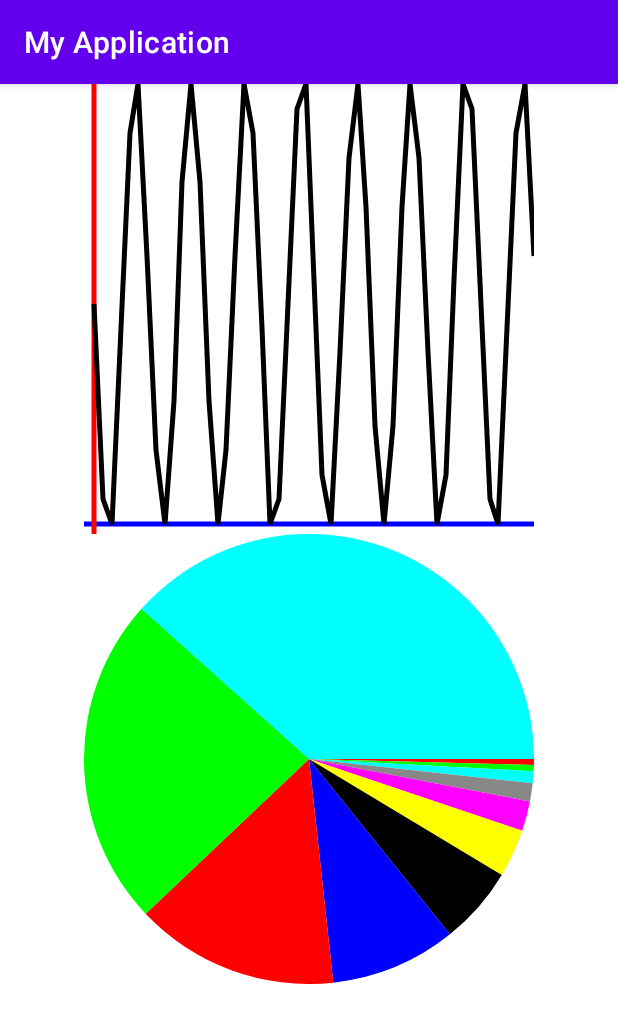
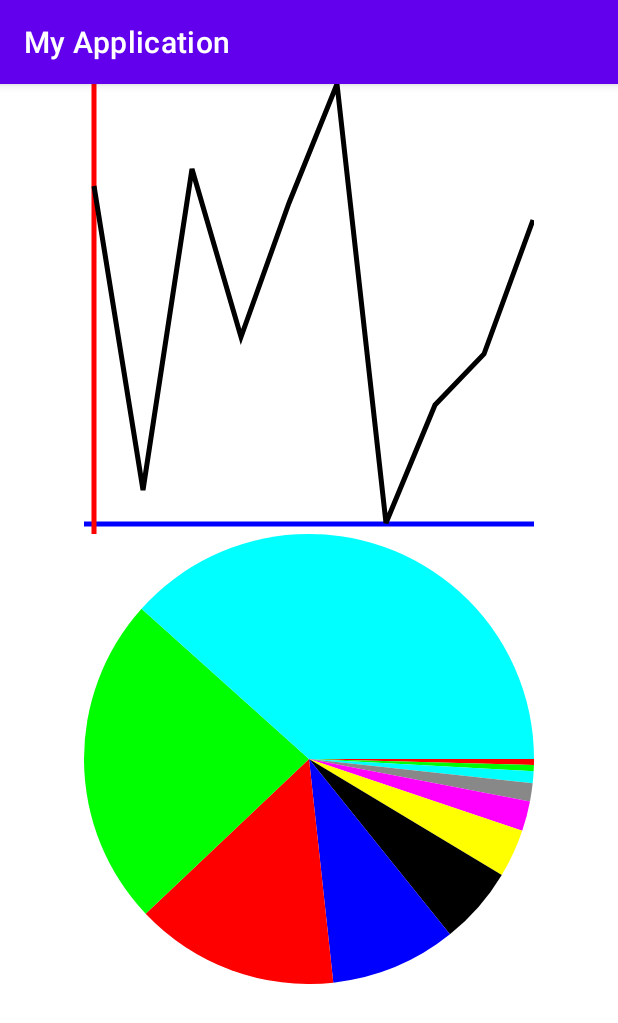
Before and after one commit to Athenriel/MyApplication, an Android app: the GraphsFragment screen opened through its navigation route, on a phone screen of 412 x 824 dp. Shown: the top 1023 px of the screen. Run offline under Robolectric (Android 15) with nearby library versions, the light colour scheme and no system bars; our stand-ins replace navigation-ui.

Commit message:
Small name changes
To respect the stablished norms, plus sending the graph data on the fragment

```diff
--- a/app/src/main/java/com/example/myapplication/MyApplication.kt
+++ b/app/src/main/java/com/example/myapplication/MyApplication.kt
@@ -12,7 +12,7 @@ import com.example.myapplication.datasource.local.LocalDataSource
 import com.example.myapplication.datasource.local.database.AppDatabase
 import com.example.myapplication.datasource.remote.RemoteDataSource
 import com.example.myapplication.model.UserLocationModel
-import com.example.myapplication.viewmodel.CuentaViewModel
+import com.example.myapplication.viewmodel.AccountViewModel
 import com.example.myapplication.viewmodel.DownloadResourceViewModel
 import com.example.myapplication.viewmodel.UserViewModel
 import com.example.myapplication.worker.DeviceIdUpdateWorker
@@ -51,7 +51,7 @@ class MyApplication : Application() {
                 single { UserLocationModel(0.0, 0.0) }
                 viewModel { DownloadResourceViewModel(get()) }
                 viewModel { UserViewModel(get()) }
-                viewModel { CuentaViewModel(get()) }
+                viewModel { AccountViewModel(get()) }
             })
         }
         FirebaseApp.initializeApp(this)
--- a/app/src/main/java/com/example/myapplication/ui/cuenta/CreateUserFragment.kt
+++ b/app/src/main/java/com/example/myapplication/ui/createuser/CreateUserFragment.kt
@@ -1,4 +1,4 @@
-package com.example.myapplication.ui.cuenta
+package com.example.myapplication.ui.createuser
 
 import android.app.PendingIntent
 import android.content.Intent
@@ -47,7 +47,7 @@ class CreateUserFragment :
         }
         binding.fragmentCreateUserCuentaBtn.setOnClickListener {
             val directions =
-                CreateUserFragmentDirections.actionCreateUserFragmentToCuentaFragment("ID3456787654")
+                CreateUserFragmentDirections.actionCreateUserFragmentToAccountFragment("ID3456787654")
             findNavController().navigate(directions)
         }
     }
--- a/app/src/main/java/com/example/myapplication/ui/cuenta/adapter/UserRecyclerAdapter.kt
+++ b/app/src/main/java/com/example/myapplication/ui/createuser/adapter/UserRecyclerAdapter.kt
@@ -1,4 +1,4 @@
-package com.example.myapplication.ui.cuenta.adapter
+package com.example.myapplication.ui.createuser.adapter
 
 import android.view.LayoutInflater
 import android.view.ViewGroup
--- a/app/src/main/java/com/example/myapplication/ui/graphics/GraphsFragment.kt
+++ b/app/src/main/java/com/example/myapplication/ui/graphics/GraphsFragment.kt
@@ -12,6 +12,29 @@ class GraphsFragment : BaseFragment<FragmentGraphsBinding>(FragmentGraphsBinding
 
     override fun onViewCreated(view: View, savedInstanceState: Bundle?) {
         super.onViewCreated(view, savedInstanceState)
+        /*
+        val lineDataList = mutableListOf<Int>().apply {
+            for (i in 0..50) {
+                add((10 * sin(i.toFloat())).toInt())
+            }
+        }
+        */
+        val lineDataList = listOf(11, 29, 10, 20, 12, 5, 31, 24, 21, 13)
+        binding.graphsLinePlotView.setDataList(lineDataList)
+        val pieDataList = listOf(
+            1,
+            1,
+            2,
+            3,
+            5,
+            8,
+            13,
+            21,
+            34,
+            55,
+            89
+        )
+        binding.graphsPiePlotView.setDataList(pieDataList)
     }
 
 }
--- a/app/src/main/java/com/example/myapplication/ui/views/LinePlotView.kt
+++ b/app/src/main/java/com/example/myapplication/ui/views/LinePlotView.kt
@@ -8,7 +8,6 @@ import android.graphics.Path
 import android.util.AttributeSet
 import android.view.View
 import com.example.myapplication.utils.createLineGraph
-import kotlin.math.sin
 
 /**
  * Created by Athenriel on 8/18/2022
@@ -33,18 +32,17 @@ class LinePlotView(context: Context, attrs: AttributeSet) : View(context, attrs)
         strokeWidth = 5f //set the line stroke width to 5
     }
 
-    private val dataList = listOf(11, 29, 10, 20, 12, 5, 31, 24, 21, 13)
-
-    private val sinDataList = mutableListOf<Int>().apply {
-        for (i in 0..50) {
-            add((10 * sin(i.toFloat())).toInt())
-        }
-    }
+    private var dataList = mutableListOf<Int>()
 
     private val xBuffer = 10
     private val yBuffer = 10
 
     private val path = Path()
+
+    fun setDataList(list: List<Int>) {
+        dataList.clear()
+        dataList.addAll(list)
+    }
 
     override fun onDraw(canvas: Canvas) {
         super.onDraw(canvas)
@@ -57,8 +55,7 @@ class LinePlotView(context: Context, attrs: AttributeSet) : View(context, attrs)
             blueStrokePaint
         )
         canvas.drawLine(xBuffer.toFloat(), height.toFloat(), xBuffer.toFloat(), 0F, redStrokePaint)
-        //path.createLineGraph(dataList, width, height, xBuffer, yBuffer)
-        path.createLineGraph(sinDataList, width, height, xBuffer, yBuffer)
+        path.createLineGraph(dataList, width, height, xBuffer, yBuffer)
         canvas.drawPath(path, blackStrokePaint)
     }
 
--- a/app/src/main/java/com/example/myapplication/ui/views/PiePlotView.kt
+++ b/app/src/main/java/com/example/myapplication/ui/views/PiePlotView.kt
@@ -1,7 +1,10 @@
 package com.example.myapplication.ui.views
 
 import android.content.Context
-import android.graphics.*
+import android.graphics.Canvas
+import android.graphics.Color
+import android.graphics.Paint
+import android.graphics.RectF
 import android.util.AttributeSet
 import android.view.View
 
@@ -73,19 +76,7 @@ class PiePlotView(context: Context, attrs: AttributeSet) : View(context, attrs)
 
     private var currentColor = 0
 
-    private val dataList = listOf(
-        1,
-        1,
-        2,
-        3,
-        5,
-        8,
-        13,
-        21,
-        34,
-        55,
-        89
-    )
+    private var dataList = mutableListOf<Int>()
 
     private var rectF = RectF(0F, 0F, 0F, 0F)
 
@@ -100,6 +91,11 @@ class PiePlotView(context: Context, attrs: AttributeSet) : View(context, attrs)
         }
         currentColor++
         return paint
+    }
+
+    fun setDataList(list: List<Int>) {
+        dataList.clear()
+        dataList.addAll(list)
     }
 
     override fun onDraw(canvas: Canvas) {
--- a/app/src/main/java/com/example/myapplication/ui/viewuser/ViewUsersFragment.kt
+++ b/app/src/main/java/com/example/myapplication/ui/viewuser/ViewUsersFragment.kt
@@ -7,8 +7,8 @@ import com.example.myapplication.R
 import com.example.myapplication.databinding.FragmentViewUsersBinding
 import com.example.myapplication.datasource.local.database.entity.UserEntity
 import com.example.myapplication.ui.BaseFragment
-import com.example.myapplication.ui.cuenta.adapter.UserRecyclerAdapter
-import com.example.myapplication.ui.cuenta.adapter.UserRecyclerListener
+import com.example.myapplication.ui.createuser.adapter.UserRecyclerAdapter
+import com.example.myapplication.ui.createuser.adapter.UserRecyclerListener
 import com.example.myapplication.utils.Utils
 import com.example.myapplication.viewmodel.UserViewModel
 import org.koin.android.ext.android.inject
--- a/app/src/main/java/com/example/myapplication/viewmodel/CuentaViewModel.kt
+++ b/app/src/main/java/com/example/myapplication/viewmodel/AccountViewModel.kt
@@ -12,9 +12,9 @@ import kotlinx.coroutines.*
 import timber.log.Timber
 
 /**
- * Created by Francisco Bartilotti on 05/03/2021.
+ * Created by Athenriel on 05/03/2021.
  */
-class CuentaViewModel(private val localDataSource: LocalDataSource) : ViewModel() {
+class AccountViewModel(private val localDataSource: LocalDataSource) : ViewModel() {
 
     private var job: Job? = null
 
--- a/app/src/main/res/layout/fragment_cuenta.xml
+++ b/app/src/main/res/layout/fragment_account.xml
@@ -5,11 +5,11 @@
     android:layout_height="match_parent">
 
     <TextView
-        android:id="@+id/cuenta_titulo_tv"
+        android:id="@+id/account_title_text_view"
         android:layout_width="wrap_content"
         android:layout_height="wrap_content"
         android:layout_marginTop="24dp"
-        android:text="cuenta"
+        android:text="account"
         app:layout_constraintEnd_toEndOf="parent"
         app:layout_constraintStart_toStartOf="parent"
         app:layout_constraintTop_toTopOf="parent" />
--- a/app/src/main/res/navigation/nav_graph.xml
+++ b/app/src/main/res/navigation/nav_graph.xml
@@ -32,12 +32,12 @@
 
     <fragment
         android:id="@+id/CreateUserFragment"
-        android:name="com.example.myapplication.ui.cuenta.CreateUserFragment"
+        android:name="com.example.myapplication.ui.createuser.CreateUserFragment"
         android:label="@string/create_user_title"
         tools:layout="@layout/fragment_create_user">
         <action
-            android:id="@+id/action_CreateUserFragment_to_CuentaFragment"
-            app:destination="@id/CuentaFragment"
+            android:id="@+id/action_CreateUserFragment_to_AccountFragment"
+            app:destination="@id/AccountFragment"
             app:enterAnim="@anim/slide_up"
             app:exitAnim="@anim/slide_down"
             app:popEnterAnim="@anim/slide_up"
@@ -45,10 +45,10 @@
     </fragment>
 
     <fragment
-        android:id="@+id/CuentaFragment"
-        android:name="com.example.myapplication.ui.cuenta.CuentaFragment"
+        android:id="@+id/AccountFragment"
+        android:name="com.example.myapplication.ui.createuser.AccountFragment"
         android:label="@string/create_user_title"
-        tools:layout="@layout/fragment_cuenta">
+        tools:layout="@layout/fragment_account">
         <argument
             android:name="openWithUser"
             android:defaultValue="@null"
```
Also changed, not shown: app/src/main/java/com/example/myapplication/ui/createuser/AccountFragment.kt (added, +31 -0 lines), app/src/main/java/com/example/myapplication/ui/cuenta/CuentaFragment.kt (deleted, +0 -31 lines).
